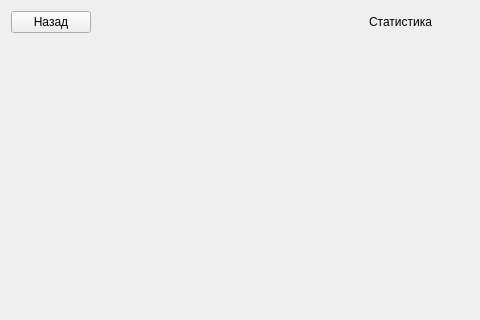
Old version of the form statisticswindow.ui in the repository Sheron4ik/coursework; both pictures show x 0 to 480 and y 0 to 320 of the 800 by 600 pixel window.
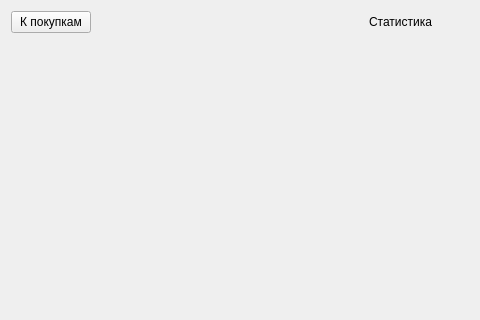
New version of the form.

Commit message: reorganisation windows' work and add contrast visualisation in StatisticsWindow

The edit to the form file:
```diff
--- a/statisticswindow.ui
+++ b/statisticswindow.ui
@@ -22,7 +22,7 @@
         <string notr="true"/>
        </property>
        <property name="text">
-        <string>Назад</string>
+        <string>К покупкам</string>
        </property>
       </widget>
      </item>
```
The commit also changes 7 other files.
